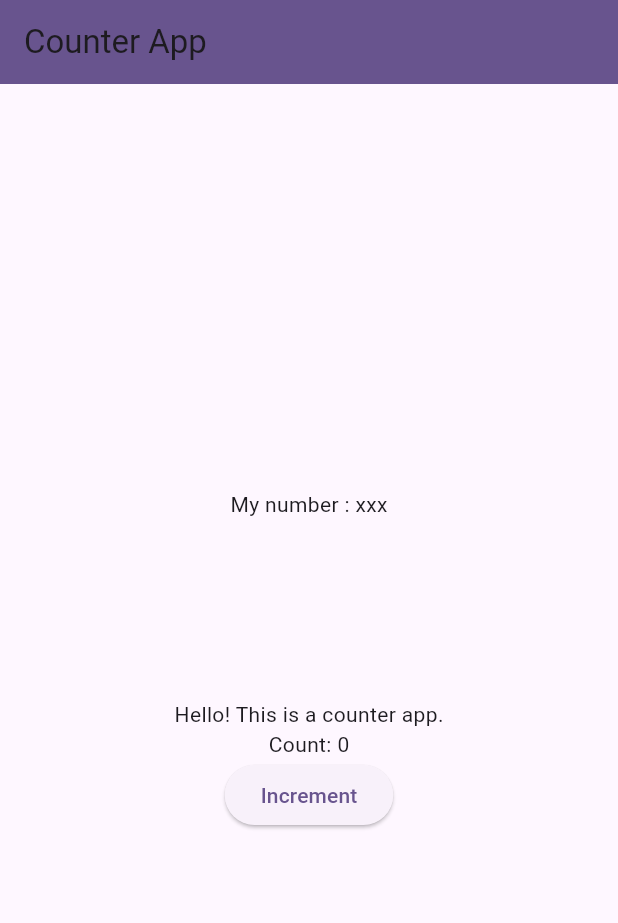
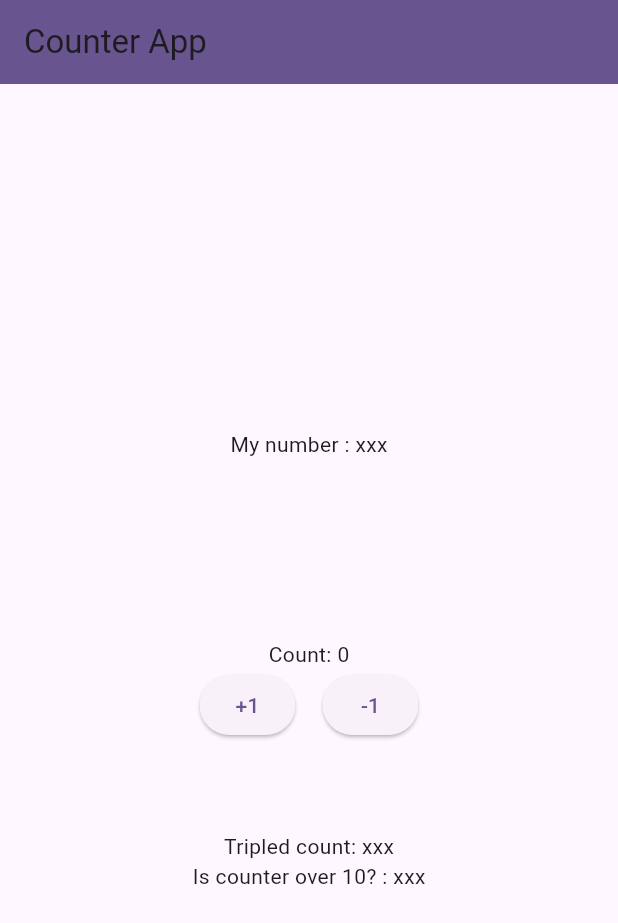
Before and after one commit to TP-113/riverpod_practice, a Flutter app: the screen it shows after launch, on a phone screen of 412 x 824 dp. Shown: the top 923 px of the screen. Run offline on Flutter 3.47's test engine with Material 3 defaults, Android fonts, the phone set to English and light mode, and no system bars; our stand-ins replace flutter_riverpod, riverpod_annotation; generated files the repository leaves out were written again.

Commit message:
lesson.mdにFunctional ProviderとClass-based Providerの説明を追加し、CounterPageにdecrementボタンと新しい表示項目を追加しました。

```diff
--- a/lib/view/counter_page.dart
+++ b/lib/view/counter_page.dart
@@ -18,14 +18,28 @@ class CounterPage extends ConsumerWidget {
           children: [
             Text('My number : xxx'),
             SizedBox(height: 120),
-            Text('Hello! This is a counter app.'),
             Text('Count: ${ref.watch(counterControllerProvider)}'),
-            ElevatedButton(
-              onPressed: () {
-                ref.read(counterControllerProvider.notifier).increment();
-              },
-              child: const Text('Increment'),
+            Row(
+              mainAxisAlignment: MainAxisAlignment.center,
+              spacing: 18,
+              children: [
+                ElevatedButton(
+                  onPressed: () {
+                    ref.read(counterControllerProvider.notifier).increment();
+                  },
+                  child: const Text('+1'),
+                ),
+                ElevatedButton(
+                  onPressed: () {
+                    // ここにdecrement処理を追加
+                  },
+                  child: const Text('-1'),
+                ),
+              ],
             ),
+            SizedBox(height: 60),
+            Text('Tripled count: xxx'),
+            Text('Is counter over 10? : xxx'),
           ],
         ),
       ),
```
Also changed, not shown: 1 other file.
